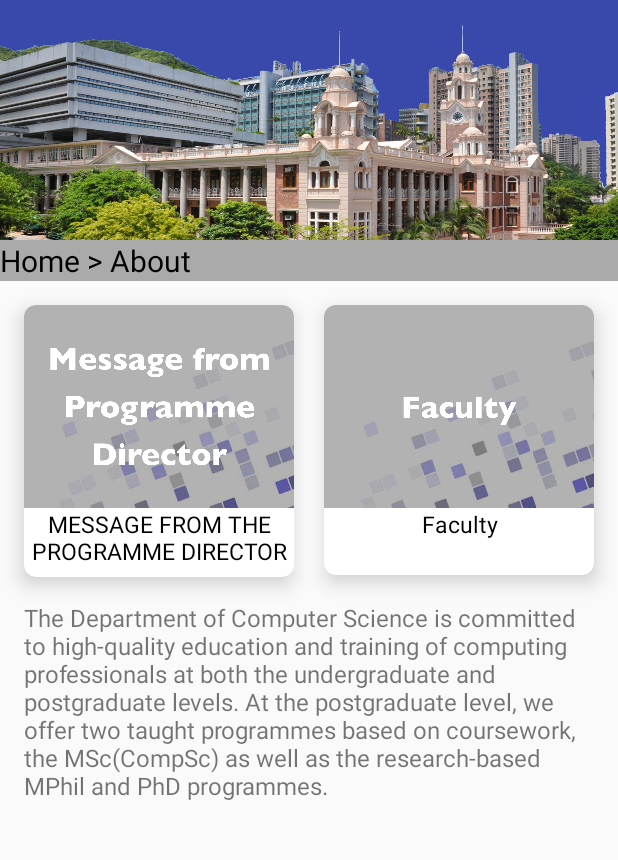
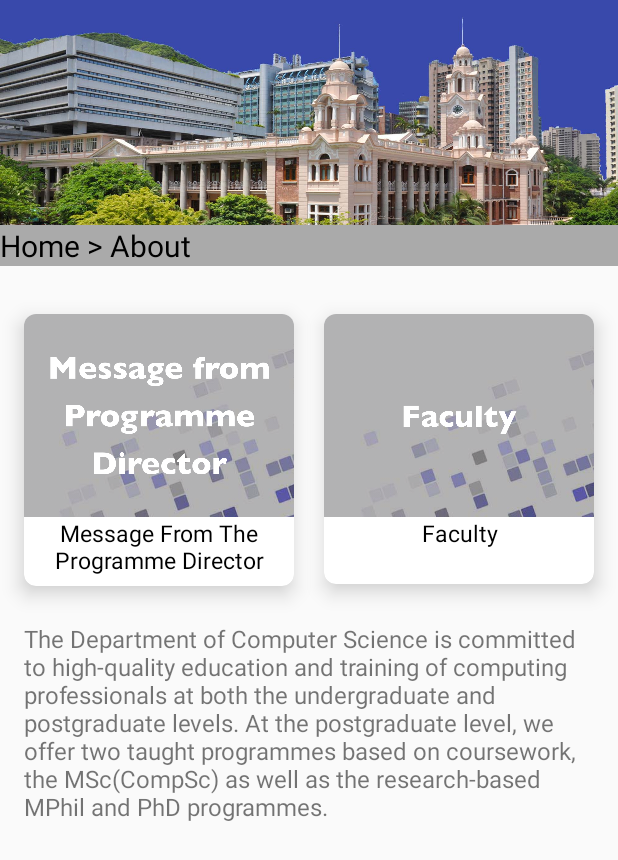
Before and after one commit to stormrise/MScCS, an Android app: the layout fragment_about.xml on its own in the app's theme, with its tools: preview values and no code run, on a phone screen of 412 x 824 dp. Shown: the top 860 px of the screen. Run offline under Robolectric (Android 15) with nearby library versions, the phone set to English and light mode, and no system bars.

Commit message:
optimise mainactivity

```diff
--- a/app/src/main/res/layout/activity_main.xml
+++ b/app/src/main/res/layout/activity_main.xml
@@ -14,7 +14,9 @@
         android:background="?attr/colorPrimary"
         android:minHeight="?attr/actionBarSize"
         android:theme="?attr/actionBarTheme"
-        app:popupTheme="@style/ThemeOverlay.MaterialComponents.Light"/>
+        android:visibility="visible"
+        app:logo="@drawable/logo2"
+        app:popupTheme="@style/ThemeOverlay.MaterialComponents.Light" />
 
     <android.support.v4.view.ViewPager
         android:id="@+id/vp"
--- a/app/src/main/res/layout/fragment_about.xml
+++ b/app/src/main/res/layout/fragment_about.xml
@@ -6,12 +6,34 @@
     android:layout_height="match_parent"
     tools:context=".HomeFragment">
 
+    <ImageView
+        android:id="@+id/imageView"
+        android:layout_width="match_parent"
+        android:layout_height="150dp"
+        android:scaleType="centerCrop"
+        android:src="@drawable/whyhku"
+        app:layout_constraintEnd_toEndOf="parent"
+        app:layout_constraintStart_toStartOf="parent"
+        app:layout_constraintTop_toTopOf="parent" />
+
+    <TextView
+        android:id="@+id/banner_text"
+        android:layout_width="match_parent"
+        android:layout_height="wrap_content"
+        android:background="@android:color/darker_gray"
+        android:text="Home > About"
+        android:textColor="@android:color/black"
+        android:textSize="20dp"
+        app:layout_constraintEnd_toEndOf="parent"
+        app:layout_constraintStart_toStartOf="parent"
+        app:layout_constraintTop_toBottomOf="@+id/imageView" />
+
     <android.support.v7.widget.CardView
         android:id="@+id/about_card_view1"
         android:layout_width="180dp"
         android:layout_height="181dp"
         android:layout_marginStart="16dp"
-        android:layout_marginTop="16dp"
+        android:layout_marginTop="32dp"
         android:clickable="true"
         android:foreground="?android:attr/selectableItemBackground"
         app:cardCornerRadius="8dp"
@@ -35,7 +57,7 @@
                 android:id="@+id/about_card_view1_text"
                 android:layout_width="match_parent"
                 android:layout_height="match_parent"
-                android:text="MESSAGE FROM THE PROGRAMME DIRECTOR"
+                android:text="Message From The Programme Director"
                 android:textAlignment="center"
                 android:textColor="@android:color/black"
                 android:textSize="15sp" />
@@ -47,7 +69,7 @@
         android:id="@+id/about_card_view2"
         android:layout_width="180dp"
         android:layout_height="180dp"
-        android:layout_marginTop="16dp"
+        android:layout_marginTop="32dp"
         android:layout_marginEnd="16dp"
         android:clickable="true"
         android:foreground="?android:attr/selectableItemBackground"
@@ -85,7 +107,7 @@
         android:layout_width="match_parent"
         android:layout_height="wrap_content"
         android:layout_marginStart="16dp"
-        android:layout_marginTop="16dp"
+        android:layout_marginTop="24dp"
         android:layout_marginEnd="16dp"
         android:text="The Department of Computer Science is committed to high-quality education and training of computing professionals at both the undergraduate and postgraduate levels. At the postgraduate level, we offer two taught programmes based on coursework, the MSc(CompSc) as well as the research-based MPhil and PhD programmes.
 "
@@ -94,27 +116,5 @@
         app:layout_constraintStart_toStartOf="parent"
         app:layout_constraintTop_toBottomOf="@+id/about_card_view1" />
 
-    <ImageView
-        android:id="@+id/imageView"
-        android:layout_width="match_parent"
-        android:layout_height="160dp"
-        android:src="@drawable/whyhku"
-        android:scaleType="centerCrop"
-        app:layout_constraintEnd_toEndOf="parent"
-        app:layout_constraintStart_toStartOf="parent"
-        app:layout_constraintTop_toTopOf="parent" />
-
-    <TextView
-        android:id="@+id/banner_text"
-        android:layout_width="match_parent"
-        android:layout_height="wrap_content"
-        android:background="@android:color/darker_gray"
-        android:text="Home > About"
-        android:textColor="@android:color/black"
-        android:textSize="20dp"
-        app:layout_constraintEnd_toEndOf="parent"
-        app:layout_constraintStart_toStartOf="parent"
-        app:layout_constraintTop_toBottomOf="@+id/imageView" />
-
 
 </android.support.constraint.ConstraintLayout>
--- a/app/src/main/res/layout/fragment_admission.xml
+++ b/app/src/main/res/layout/fragment_admission.xml
@@ -10,7 +10,7 @@
     <ImageView
         android:id="@+id/logo2"
         android:layout_width="match_parent"
-        android:layout_height="88dp"
+        android:layout_height="86dp"
         android:scaleType="centerCrop"
         android:background="@android:color/darker_gray"
         android:src="@drawable/admission" />
@@ -32,7 +32,7 @@
         android:layout_width="180dp"
         android:layout_height="135dp"
         android:layout_marginStart="4dp"
-        android:layout_marginTop="16dp"
+        android:layout_marginTop="32dp"
         android:layout_marginEnd="4dp"
         android:clickable="true"
         android:foreground="?android:attr/selectableItemBackground"
@@ -62,7 +62,7 @@
         android:layout_width="180dp"
         android:layout_height="135dp"
         android:layout_marginStart="4dp"
-        android:layout_marginTop="16dp"
+        android:layout_marginTop="32dp"
         android:layout_marginEnd="4dp"
         android:clickable="true"
         android:foreground="?android:attr/selectableItemBackground"
--- a/app/src/main/res/menu/toolbar.xml
+++ b/app/src/main/res/menu/toolbar.xml
@@ -1,7 +1,7 @@
 <?xml version="1.0" encoding="utf-8"?>
-<menu xmlns:tools="http://schemas.android.com/tools"
+<menu xmlns:android="http://schemas.android.com/apk/res/android"
     xmlns:app="http://schemas.android.com/apk/res-auto"
-    xmlns:android="http://schemas.android.com/apk/res/android">
+    xmlns:tools="http://schemas.android.com/tools">
     <item
         android:id="@+id/call"
         android:icon="@android:drawable/ic_menu_call"
```
Also changed, not shown: app/src/main/res/layout/fragment_curriculum.xml (+7 -7 lines), app/src/main/res/layout/fragment_home.xml (+19 -19 lines), app/src/main/res/layout/fragment_other.xml (+11 -7 lines).
